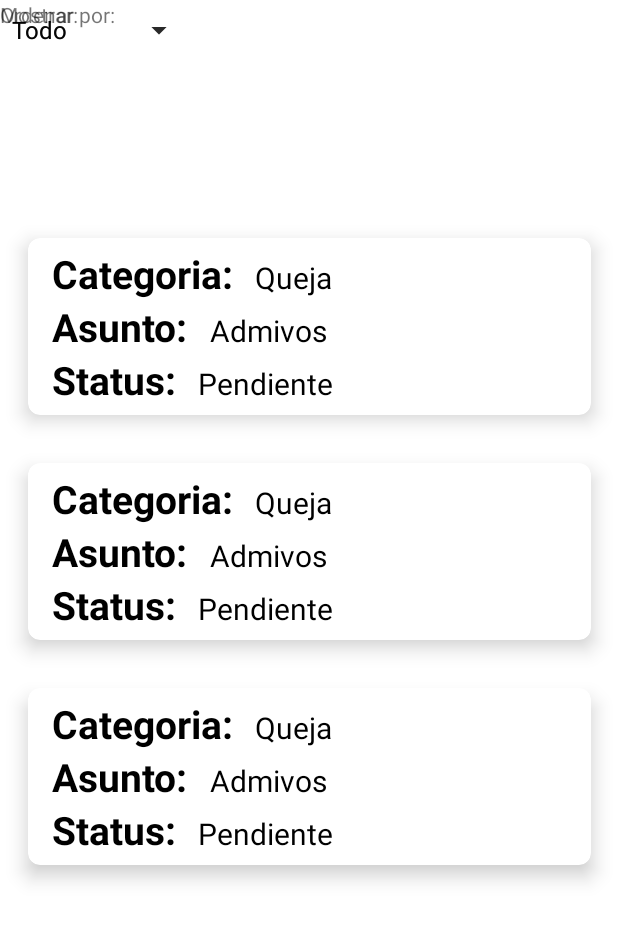
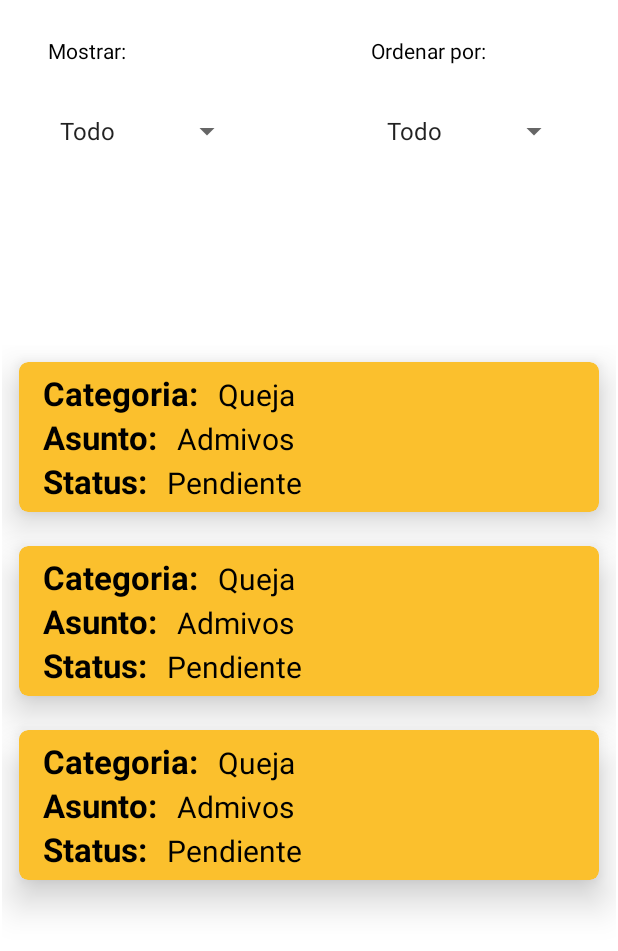
Before and after one commit to susanamb/BuzonMejora_FCA, an Android app: the layout activity_data_view.xml on its own in the app's theme, with its tools: preview values and no code run, on a phone screen of 412 x 824 dp. Shown: the top 951 px of the screen. Run offline under Robolectric (Android 15) with nearby library versions, the phone set to English and light mode, and no system bars.

Commit message:
Cambios interfaz

```diff
--- a/app/src/main/AndroidManifest.xml
+++ b/app/src/main/AndroidManifest.xml
@@ -17,6 +17,12 @@
             android:name=".ActivityMenu1"
             android:parentActivityName=".MainActivity" />
         <activity android:name=".MainActivity">
+
+        </activity>
+        <activity android:name=".SplashPantalla"
+            android:theme="@style/Theme.Buzon2"
+
+            >
             <intent-filter>
                 <action android:name="android.intent.action.MAIN" />
 
--- a/app/src/main/res/layout/activity_data_view.xml
+++ b/app/src/main/res/layout/activity_data_view.xml
@@ -8,9 +8,14 @@
 
     <androidx.recyclerview.widget.RecyclerView
         android:id="@+id/dataList"
-        android:layout_width="407dp"
+        android:layout_width="match_parent"
         android:layout_height="605dp"
-        android:layout_marginTop="26dp"
+        android:layout_marginStart="1dp"
+        android:layout_marginLeft="1dp"
+        android:layout_marginTop="135dp"
+        android:layout_marginEnd="1dp"
+        android:layout_marginRight="1dp"
+        android:layout_marginBottom="1dp"
         app:layout_constraintBottom_toBottomOf="parent"
         app:layout_constraintEnd_toEndOf="parent"
         app:layout_constraintStart_toStartOf="parent"
@@ -21,31 +26,45 @@
         android:id="@+id/spinner3"
         android:layout_width="130dp"
         android:layout_height="40dp"
+        android:layout_marginStart="32dp"
+        android:layout_marginLeft="32dp"
+        android:layout_marginTop="24dp"
         android:entries="@array/ver"
-        tools:layout_editor_absoluteX="44dp"
-        tools:layout_editor_absoluteY="60dp" />
+        app:layout_constraintStart_toStartOf="parent"
+        app:layout_constraintTop_toBottomOf="@+id/textView2" />
 
     <Spinner
         android:id="@+id/spinner4"
         android:layout_width="130dp"
         android:layout_height="40dp"
+        android:layout_marginTop="24dp"
+        android:layout_marginEnd="32dp"
+        android:layout_marginRight="32dp"
         android:entries="@array/ordenar"
-        tools:layout_editor_absoluteX="241dp"
-        tools:layout_editor_absoluteY="60dp" />
+        app:layout_constraintEnd_toEndOf="parent"
+        app:layout_constraintTop_toBottomOf="@+id/textView4" />
 
     <TextView
         android:id="@+id/textView2"
         android:layout_width="wrap_content"
         android:layout_height="wrap_content"
+        android:layout_marginStart="32dp"
+        android:layout_marginLeft="32dp"
+        android:layout_marginTop="24dp"
+        android:textColor="@color/black"
         android:text="Mostrar:"
-        tools:layout_editor_absoluteX="51dp"
-        tools:layout_editor_absoluteY="28dp" />
+        app:layout_constraintStart_toStartOf="parent"
+        app:layout_constraintTop_toTopOf="parent" />
 
     <TextView
         android:id="@+id/textView4"
         android:layout_width="wrap_content"
         android:layout_height="wrap_content"
+        android:layout_marginTop="24dp"
+        android:layout_marginEnd="88dp"
+        android:layout_marginRight="88dp"
+        android:textColor="@color/black"
         android:text="Ordenar por:"
-        tools:layout_editor_absoluteX="241dp"
-        tools:layout_editor_absoluteY="28dp" />
+        app:layout_constraintEnd_toEndOf="parent"
+        app:layout_constraintTop_toTopOf="parent" />
 </androidx.constraintlayout.widget.ConstraintLayout>
--- a/app/src/main/res/layout/activity_login.xml
+++ b/app/src/main/res/layout/activity_login.xml
@@ -61,15 +61,10 @@
         android:layout_width="wrap_content"
         android:layout_height="wrap_content"
 
-        android:layout_marginStart="160dp"
-        android:layout_marginLeft="160dp"
         android:layout_marginTop="50dp"
-        android:layout_marginEnd="160dp"
-        android:layout_marginRight="160dp"
         android:background="@drawable/boton_redondo"
         android:text="Entrar"
         app:layout_constraintEnd_toEndOf="parent"
-        app:layout_constraintHorizontal_bias="0.0"
         app:layout_constraintStart_toStartOf="parent"
         app:layout_constraintTop_toBottomOf="@+id/textInputLayout6" />
 
--- a/app/src/main/res/layout/activity_splash_pantalla.xml
+++ b/app/src/main/res/layout/activity_splash_pantalla.xml
@@ -5,6 +5,7 @@
     android:layout_width="match_parent"
     android:layout_height="match_parent"
     tools:context=".SplashPantalla"
+
     android:background="@color/ColorPrimary"
     >
 
--- a/app/src/main/res/layout/queja_sugerencia.xml
+++ b/app/src/main/res/layout/queja_sugerencia.xml
@@ -3,12 +3,13 @@
     android:layout_width="match_parent"
     android:layout_height="wrap_content"
     xmlns:app="http://schemas.android.com/apk/res-auto"
-    app:cardElevation="8dp"
-    app:cardCornerRadius="8dp"
-    android:layout_margin="16dp">
+    app:cardElevation="15dp"
+    app:cardCornerRadius="6dp"
+    app:cardBackgroundColor="#fbc02d"
+    android:layout_margin="11dp">
 
     <LinearLayout
-        android:layout_width="wrap_content"
+        android:layout_width="match_parent"
         android:layout_height="wrap_content"
         android:layout_marginStart="16dp"
         android:layout_marginVertical="6dp"
@@ -16,7 +17,7 @@
         android:layout_marginLeft="16dp">
 
         <LinearLayout
-            android:layout_width="wrap_content"
+            android:layout_width="match_parent"
             android:layout_height="wrap_content"
             android:layout_gravity="center_vertical"
             android:orientation="horizontal">
@@ -26,7 +27,8 @@
                 android:layout_height="wrap_content"
                 android:text="Categoria: "
                 android:textColor="@color/black"
-                android:textSize="26sp"
+                android:textAppearance="@style/TextAppearance.AppCompat.Display1"
+                android:textSize="22sp"
                 android:textStyle="bold" />
 
             <TextView
@@ -51,8 +53,9 @@
                 android:layout_width="wrap_content"
                 android:layout_height="wrap_content"
                 android:text="Asunto: "
+                android:textAppearance="@style/TextAppearance.AppCompat.Display1"
                 android:textColor="@color/black"
-                android:textSize="26sp"
+                android:textSize="22sp"
                 android:textStyle="bold"/>
 
             <TextView
@@ -77,8 +80,9 @@
                 android:layout_width="wrap_content"
                 android:layout_height="wrap_content"
                 android:text="Status: "
+                android:textAppearance="@style/TextAppearance.AppCompat.Display1"
                 android:textColor="@color/black"
-                android:textSize="26sp"
+                android:textSize="22sp"
                 android:textStyle="bold"/>
 
             <TextView
```
Also changed, not shown: app/src/main/res/layout/activity_form1.xml (+12 -16 lines), app/src/main/res/layout/activity_menu1.xml (+19 -16 lines).
